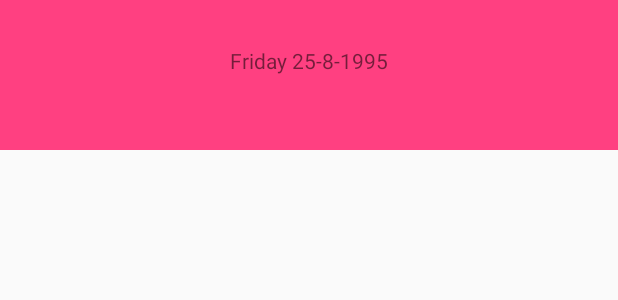
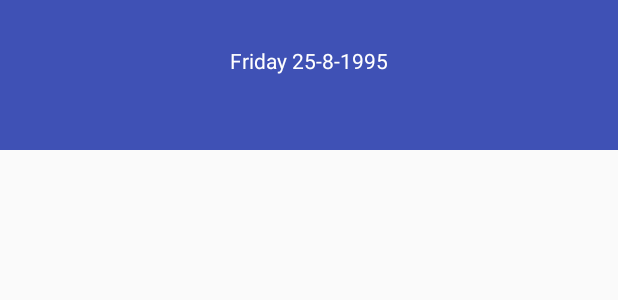
Before and after one commit to ngocson952006/ScratchPhoneCard, an Android app: the layout history_main_root_layout.xml on its own in the app's theme, with its tools: preview values and no code run, on a phone screen of 412 x 824 dp. Shown: the top 300 px of the screen. Run offline under Robolectric (Android 15) with nearby library versions, the phone set to English and light mode, and no system bars.

Commit message:
Update version 2

```diff
--- a/app/src/main/res/layout/history_main_root_layout.xml
+++ b/app/src/main/res/layout/history_main_root_layout.xml
@@ -3,11 +3,12 @@
     android:id="@+id/item_viewgroup"
     android:layout_width="match_parent"
     android:layout_height="100dp"
-    android:background="@color/colorAccent"
+    android:background="@color/colorPrimary"
     android:orientation="vertical"
     android:weightSum="1.0">
 
     <TextView
+        android:textColor="@android:color/white"
         android:id="@+id/textview_scratch_time"
         android:layout_width="wrap_content"
         android:layout_height="0dp"
```
Also changed, not shown: app/src/main/res/layout/content_main.xml (+8 -1 lines).
